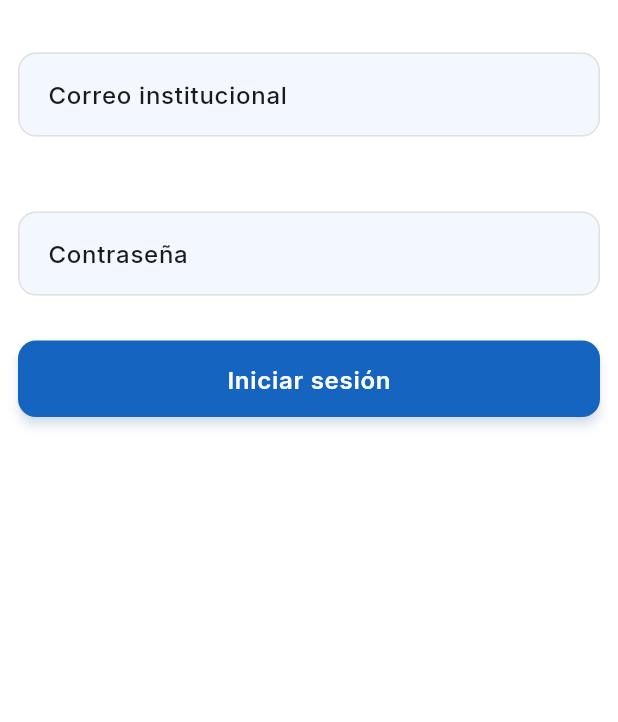
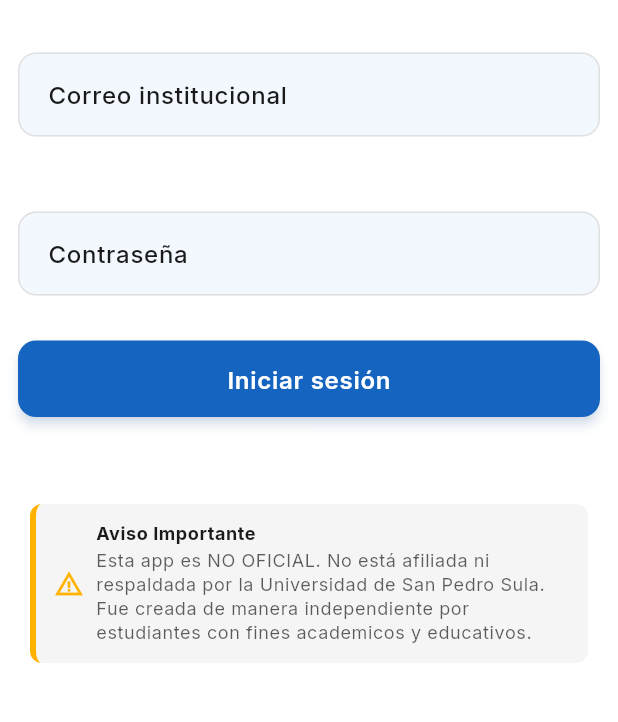
Before and after one commit to RenderTk/Mi-Campus-App, a Flutter app: the screen it shows after launch, on a phone screen of 412 x 824 dp, the part 499-1221 px from its top. Run offline on Flutter 3.47's test engine with Material 3 defaults, Android fonts, the phone set to English and light mode, and no system bars; our stand-ins replace cached_network_image, copy_with_extension, diacritic, dio, dropdown_button2, expansion_tile_card and 12 more; missing offline and left inert: icalendar_parser, local_auth_android, local_auth_darwin; accounts and stored records are empty.

Commit message:
chore(login): show warning card stating app is not affiliated with Universidad de San Pedro Sula

```diff
--- a/lib/screens/login_screen.dart
+++ b/lib/screens/login_screen.dart
@@ -5,6 +5,7 @@ import 'package:mi_campus_app/services/local_auth_service.dart';
 import 'package:mi_campus_app/utils/email_validator.dart';
 import 'package:mi_campus_app/utils/error_helper.dart';
 import 'package:mi_campus_app/utils/snackbar_helper.dart';
+import 'package:mi_campus_app/widgets/cards/warning_card.dart';
 
 class LoginScreen extends ConsumerStatefulWidget {
   const LoginScreen({super.key});
@@ -190,10 +191,14 @@ class _LoginScreenState extends ConsumerState<LoginScreen> {
                   const SizedBox(height: 30),
                   if (showBiometricButton) _buildBiometricLoginButton(),
                   const SizedBox(height: 20),
-                  // TextButton(
-                  //   onPressed: () {},
-                  //   child: const Text("¿Olvidaste tu contraseña?"),
-                  // ),
+                  const Padding(
+                    padding: EdgeInsets.symmetric(horizontal: 20, vertical: 8),
+                    child: WarningCard(
+                      title: "Aviso Importante",
+                      message:
+                          "Esta app es NO OFICIAL. No está afiliada ni respaldada por la Universidad de San Pedro Sula. Fue creada de manera independiente por estudiantes con fines academicos y educativos.",
+                    ),
+                  ),
                 ],
               ),
             ),
```
